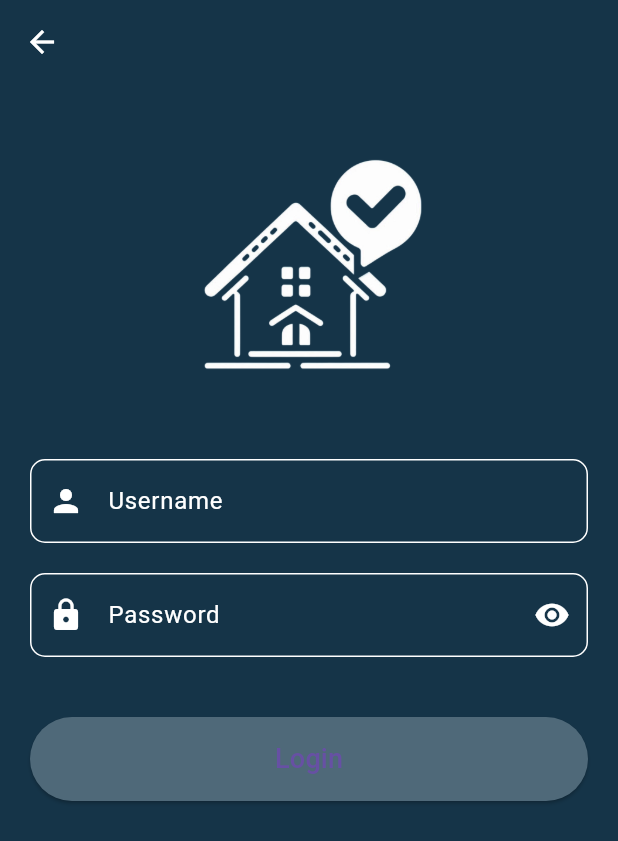
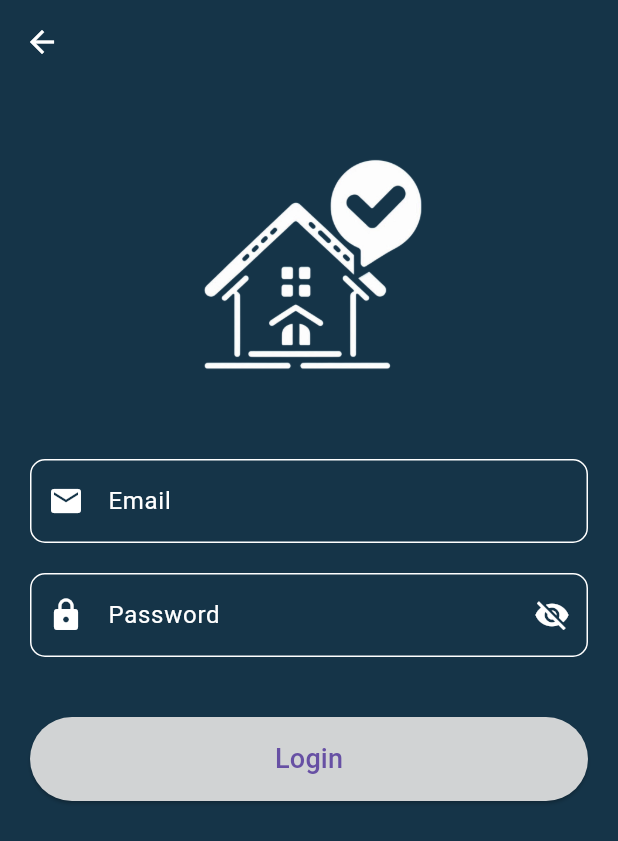
Before and after one commit to Mahek184/VIllage_Voice, a Flutter app: the AdminLoginScreen screen opened directly, on a phone screen of 412 x 824 dp. Shown: the top 841 px of the screen. Run offline on Flutter 3.47's test engine with Material 3 defaults, Android fonts, the phone set to English and light mode, and no system bars; our stand-ins replace cloud_firestore, firebase_auth, firebase_core, image_picker; accounts and stored records are empty.

Commit message:
Update admin_login_screen.dart

```diff
--- a/lib/admin/admin_login_screen.dart
+++ b/lib/admin/admin_login_screen.dart
@@ -1,97 +1,137 @@
 import 'package:flutter/material.dart';
-import 'package:village_voice/admin/admin_dashboard.dart'; // Replace `your_project_name` with your project name
+import 'package:cloud_firestore/cloud_firestore.dart';
+import 'package:village_voice/admin/admin_dashboard.dart';
 
-class AdminLoginScreen extends StatelessWidget {
+class AdminLoginScreen extends StatefulWidget {
+  @override
+  _AdminLoginScreenState createState() => _AdminLoginScreenState();
+}
+
+class _AdminLoginScreenState extends State<AdminLoginScreen> {
+  final TextEditingController emailController = TextEditingController();
+  final TextEditingController passwordController = TextEditingController();
+  bool _isPasswordVisible = false; // Controls password visibility
+
+  Future<void> _login(BuildContext context) async {
+    String email = emailController.text.trim();
+    String password = passwordController.text.trim();
+
+    // Fetch admin data from Firebase Firestore
+    final adminCollection =
+        FirebaseFirestore.instance.collection('admin login');
+
+    // Query to find admin with matching email and password
+    QuerySnapshot result = await adminCollection
+        .where('Mail', isEqualTo: email)
+        .where('Password', isEqualTo: password)
+        .get();
+
+    if (result.docs.isNotEmpty) {
+      // Credentials are correct, navigate to the dashboard
+      Navigator.pushReplacement(
+        context,
+        MaterialPageRoute(builder: (context) => AdminDashboard()),
+      );
+    } else {
+      // Show error if credentials are incorrect
+      ScaffoldMessenger.of(context).showSnackBar(
+        SnackBar(content: Text("Invalid email or password")),
+      );
+    }
+  }
+
   @override
   Widget build(BuildContext context) {
     return Scaffold(
-      backgroundColor: Color(0xFF153448), // Background color for the screen
+      backgroundColor: Color(0xFF153448),
       appBar: AppBar(
-        backgroundColor: Color(0xFF153448), // Same background color as the screen
-        elevation: 0, // Remove shadow under the AppBar
+        backgroundColor: Color(0xFF153448),
+        elevation: 0,
         leading: IconButton(
-          icon: Icon(Icons.arrow_back, color: Colors.white), // Back arrow icon
+          icon: Icon(Icons.arrow_back, color: Colors.white),
           onPressed: () {
-            Navigator.pop(context); // Go back to the previous screen
+            Navigator.pop(context);
           },
         ),
       ),
-      resizeToAvoidBottomInset: true, // Automatically adjust for the keyboard
-      body: SingleChildScrollView( // Make the screen scrollable
+      resizeToAvoidBottomInset: true,
+      body: SingleChildScrollView(
         child: Padding(
-          padding: const EdgeInsets.all(20.0), // Padding around the body
+          padding: const EdgeInsets.all(20.0),
           child: Column(
             crossAxisAlignment: CrossAxisAlignment.stretch,
             children: [
-              // Logo or image at the top (use any image or widget)
               Center(
                 child: Container(
                   width: 200,
                   height: 200,
                   child: Image.asset(
-                    'assets/home_check.png', // Replace with your admin logo asset
+                    'assets/home_check.png',
                     fit: BoxFit.contain,
                   ),
                 ),
               ),
-              SizedBox(height: 30), // Space between the image and the input fields
-
-              // Username field
+              SizedBox(height: 30),
               TextField(
-                style: TextStyle(color: Colors.white), // Text color
+                controller: emailController,
+                style: TextStyle(color: Colors.white),
                 decoration: InputDecoration(
-                  labelText: 'Username',
-                  hintText: 'Enter your username',
-                  labelStyle: TextStyle(color: Colors.white), // Label text color
-                  hintStyle: TextStyle(color: Colors.white60), // Hint text color (slightly transparent white)
-                  prefixIcon: Icon(Icons.person, color: Colors.white), // Icon color
+                  labelText: 'Email',
+                  hintText: 'Enter your email',
+                  labelStyle: TextStyle(color: Colors.white),
+                  hintStyle: TextStyle(color: Colors.white60),
+                  prefixIcon: Icon(Icons.email, color: Colors.white),
                   enabledBorder: OutlineInputBorder(
-                    borderSide: BorderSide(color: Colors.white), // Border color when not focused
+                    borderSide: BorderSide(color: Colors.white),
                     borderRadius: BorderRadius.circular(10),
                   ),
                   focusedBorder: OutlineInputBorder(
-                    borderSide: BorderSide(color: Colors.white), // Border color when focused
+                    borderSide: BorderSide(color: Colors.white),
                     borderRadius: BorderRadius.circular(10),
                   ),
                 ),
               ),
-              SizedBox(height: 20), // Space between the username and password fields
-
-              // Password field
+              SizedBox(height: 20),
               TextField(
-                obscureText: true, // For hiding the password
-                style: TextStyle(color: Colors.white), // Text color
+                controller: passwordController,
+                obscureText: !_isPasswordVisible, // Toggle visibility
+                style: TextStyle(color: Colors.white),
                 decoration: InputDecoration(
                   labelText: 'Password',
                   hintText: 'Enter your password',
-                  labelStyle: TextStyle(color: Colors.white), // Label text color
-                  hintStyle: TextStyle(color: Colors.white60), // Hint text color (slightly transparent white)
-                  prefixIcon: Icon(Icons.lock, color: Colors.white), // Icon color
-                  suffixIcon: Icon(Icons.visibility, color: Colors.white), // Eye icon color to show/hide password
+                  labelStyle: TextStyle(color: Colors.white),
+                  hintStyle: TextStyle(color: Colors.white60),
+                  prefixIcon: Icon(Icons.lock, color: Colors.white),
+                  suffixIcon: IconButton(
+                    icon: Icon(
+                      _isPasswordVisible
+                          ? Icons.visibility
+                          : Icons.visibility_off,
+                      color: Colors.white,
+                    ),
+                    onPressed: () {
+                      setState(() {
+                        _isPasswordVisible =
+                            !_isPasswordVisible; // Toggle the boolean value
+                      });
+                    },
+                  ),
                   enabledBorder: OutlineInputBorder(
-                    borderSide: BorderSide(color: Colors.white), // Border color when not focused
+                    borderSide: BorderSide(color: Colors.white),
                     borderRadius: BorderRadius.circular(10),
                   ),
                   focusedBorder: OutlineInputBorder(
-                    borderSide: BorderSide(color: Colors.white), // Border color when focused
+                    borderSide: BorderSide(color: Colors.white),
                     borderRadius: BorderRadius.circular(10),
                   ),
                 ),
               ),
-              SizedBox(height: 40), // Space between the password field and the login button
-
-              // Login button
+              SizedBox(height: 40),
               ElevatedButton(
-                onPressed: () {
-                  // Navigate to AdminDashboard screen when login is clicked
-                  Navigator.push(
-                    context,
-                    MaterialPageRoute(builder: (context) => AdminDashboard()),
-                  );
-                },
+                onPressed: () => _login(context),
                 style: ElevatedButton.styleFrom(
                   padding: EdgeInsets.symmetric(vertical: 15),
-                  backgroundColor: Color(0xFF4F6979), // Button color
+                  backgroundColor: Color.fromARGB(255, 209, 211, 212),
                   shape: RoundedRectangleBorder(
                     borderRadius: BorderRadius.circular(30),
                   ),
```
